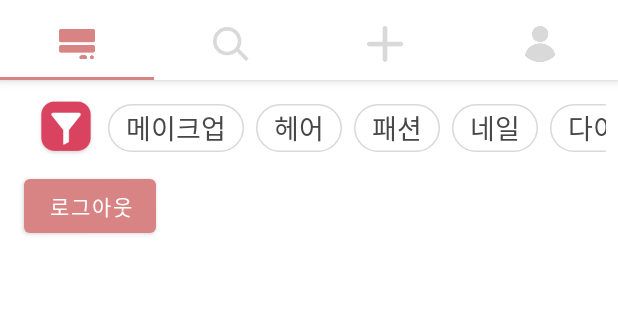
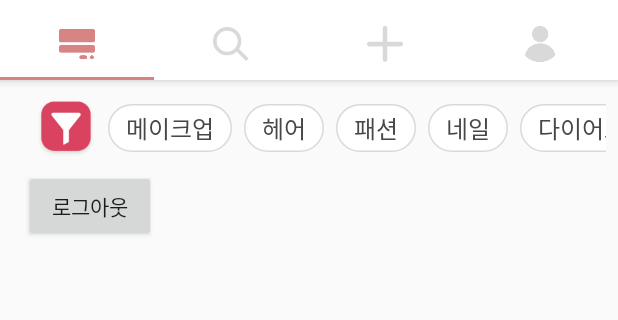
Before and after one commit to cometj03/2020-Dicon-TinT, an Android app: the screen it shows after launch once a user with an empty profile is signed in (MainActivity), on a phone screen of 412 x 824 dp, the part 76-396 px from its top. Run offline under Robolectric (Android 15) with nearby library versions, the phone set to English and light mode, and no system bars; our stand-ins replace Firebase (no records; nobody signed in at launch, a user with empty details on screens opened directly).

Commit message:
Change theme into AppCompat

```diff
--- a/app/src/main/java/com/sunrin/tint/Feed/FeedAdapter.java
+++ b/app/src/main/java/com/sunrin/tint/Feed/FeedAdapter.java
@@ -76,7 +76,7 @@ public class FeedAdapter extends RecyclerView.Adapter<FeedAdapter.ItemViewHolder
                                 .load(task.getResult())
                                 .into(holder.feed_img);
                     } else {
-                        Toast.makeText(MainActivity.getContext(), task.getException().toString(), Toast.LENGTH_SHORT).show();
+                        Toast.makeText(mContext, task.getException().toString(), Toast.LENGTH_SHORT).show();
                     }
                 }
             });
--- a/app/src/main/java/com/sunrin/tint/MainActivity.java
+++ b/app/src/main/java/com/sunrin/tint/MainActivity.java
@@ -11,6 +11,7 @@ import androidx.viewpager.widget.ViewPager;
 import android.content.Context;
 import android.graphics.PorterDuff;
 import android.os.Bundle;
+import android.util.Log;
 import android.view.View;
 import android.widget.Toast;
 
@@ -24,10 +25,9 @@ import com.sunrin.tint.Search.SearchFragment;
 import com.sunrin.tint.Util.TimeAgo;
 
 import java.util.ArrayList;
+import java.util.Date;
 
 public class MainActivity extends AppCompatActivity {
-    private static Context mContext;
-
     // 프래그먼트 TabLayout Data
     private ArrayList<Fragment> frag_list = new ArrayList<>();
     private ArrayList<Integer> icon_list = new ArrayList<>();
@@ -40,8 +40,8 @@ public class MainActivity extends AppCompatActivity {
     protected void onCreate(Bundle savedInstanceState) {
         super.onCreate(savedInstanceState);
         setContentView(R.layout.activity_main);
-        MainActivity.mContext = getApplicationContext();
 
+        Log.d("MainActivity", "onCreate: " + new Date().toString());
         // Toast.makeText(this, TimeAgo.getTimeAgo("2019-06-08 10:30:23"), Toast.LENGTH_SHORT).show();
 
 
@@ -127,8 +127,4 @@ public class MainActivity extends AppCompatActivity {
             return frag_list.size();
         }
     }
-
-    public static Context getContext() {
-        return mContext;
-    }
 }
--- a/app/src/main/res/color/chip_background_state.xml
+++ b/app/src/main/res/color/chip_background_state.xml
@@ -1,5 +1,5 @@
 <?xml version="1.0" encoding="utf-8"?>
 <selector xmlns:android="http://schemas.android.com/apk/res/android">
-    <item android:color="?attr/colorPrimaryVariant" android:state_checked="true"/>
-    <item android:color="?attr/colorOnPrimary"/>
+    <item android:color="@color/pink_700" android:state_checked="true"/>
+    <item android:color="@color/backgroundColorPrimary"/>
 </selector>
--- a/app/src/main/res/layout/activity_main.xml
+++ b/app/src/main/res/layout/activity_main.xml
@@ -31,6 +31,8 @@
             android:id="@+id/tabs"
             android:layout_width="match_parent"
             android:layout_height="wrap_content"
+            app:tabBackground="@color/backgroundColorPrimary"
+            app:tabIndicatorColor="?attr/colorPrimary"
             app:tabRippleColor="@android:color/transparent"
             app:tabMode="fixed" />
 
--- a/app/src/main/res/values-night/themes.xml
+++ b/app/src/main/res/values-night/themes.xml
@@ -1,6 +1,6 @@
 <resources xmlns:tools="http://schemas.android.com/tools">
     <!-- Base application theme. -->
-    <style name="Theme.TinT" parent="Theme.MaterialComponents.DayNight.DarkActionBar">
+    <style name="Theme.TinT" parent="Theme.AppCompat.DayNight.NoActionBar">
         <!-- Primary brand color. -->
         <item name="colorPrimary">@color/pink_200</item>
         <item name="colorPrimaryVariant">@color/pink_700</item>
@@ -21,10 +21,4 @@
 
     </style>
 
-    <style name="ChipTextStyle" parent="TextAppearance.MaterialComponents.Chip">
-        <item name="android:textSize">16sp</item>
-        <!--item name="android:textStyle">bold</item>
-        <item name="fontFamily">asdf</item-->
-    </style>
-
 </resources>
--- a/app/src/main/res/values/colors.xml
+++ b/app/src/main/res/values/colors.xml
@@ -9,6 +9,8 @@
     <color name="white">#FFFFFFFF</color>
     <color name="dark_gray">#555555</color>
 
+    <color name="textColorPrimary">#121212</color>
+    <color name="backgroundColorPrimary">#ffffff</color>
     <color name="gray">#D9D9D9</color>
     <color name="gray_200">#B5B5B5</color>
     <color name="gray_500">#474747</color>
--- a/app/src/main/res/values/themes.xml
+++ b/app/src/main/res/values/themes.xml
@@ -1,6 +1,6 @@
 <resources xmlns:tools="http://schemas.android.com/tools">
     <!-- Base application theme. -->
-    <style name="Theme.TinT" parent="Theme.MaterialComponents.DayNight.DarkActionBar">
+    <style name="Theme.TinT" parent="Theme.AppCompat.DayNight.NoActionBar">
         <!-- Primary brand color. -->
         <item name="colorPrimary">@color/pink_200</item>
         <item name="colorPrimaryVariant">@color/pink_700</item>
@@ -22,7 +22,7 @@
     </style>
 
     <style name="ChipTextStyle" parent="TextAppearance.MaterialComponents.Chip">
-        <item name="android:textSize">18sp</item>
+        <item name="android:textSize">16sp</item>
         <!--item name="android:textStyle">bold</item>
         <item name="fontFamily">asdf</item-->
     </style>
```
Also changed, not shown: app/src/main/res/values-night/colors.xml (added, +7 -0 lines), app/src/main/res/drawable/option.png (deleted).
